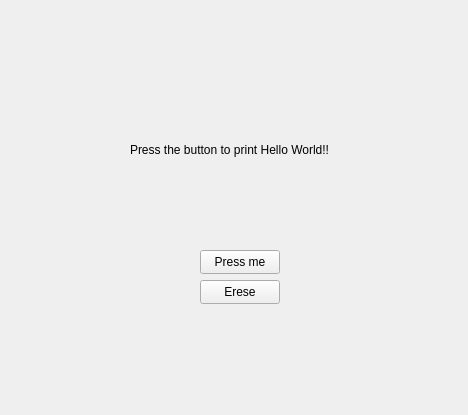
Above: ejercicio1.ui from MiguelFerrerF/multimediaPractice before the change. Below: the same form after it.
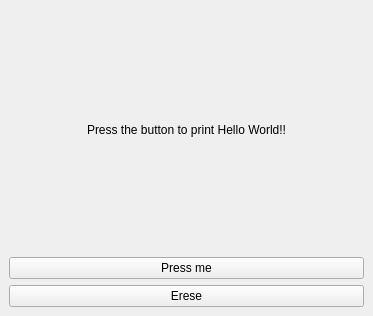
That is the form after the change.

Diff of the .ui file:
```diff
--- a/ejercicio1.ui
+++ b/ejercicio1.ui
@@ -6,53 +6,40 @@
    <rect>
     <x>0</x>
     <y>0</y>
-    <width>468</width>
-    <height>415</height>
+    <width>373</width>
+    <height>316</height>
    </rect>
   </property>
   <property name="windowTitle">
    <string>Ejercicio1</string>
   </property>
   <widget class="QWidget" name="centralwidget">
+   <layout class="QGridLayout" name="gridLayout">
+    <item row="0" column="0">
    <widget class="QLabel" name="label">
-    <property name="geometry">
-     <rect>
-      <x>130</x>
-      <y>140</y>
-      <width>231</width>
-      <height>20</height>
-     </rect>
-    </property>
     <property name="text">
      <string>Press the button to print Hello World!!</string>
     </property>
-   </widget>
+      <property name="alignment">
+       <set>Qt::AlignCenter</set>
+      </property>
+     </widget>
+    </item>
+    <item row="1" column="0">
    <widget class="QPushButton" name="pushButton">
-    <property name="geometry">
-     <rect>
-      <x>200</x>
-      <y>250</y>
-      <width>80</width>
-      <height>24</height>
-     </rect>
-    </property>
     <property name="text">
      <string>Press me</string>
     </property>
    </widget>
+    </item>
+    <item row="2" column="0">
    <widget class="QPushButton" name="eraseButton">
-    <property name="geometry">
-     <rect>
-      <x>200</x>
-      <y>280</y>
-      <width>80</width>
-      <height>24</height>
-     </rect>
-    </property>
     <property name="text">
      <string>Erese</string>
     </property>
    </widget>
+    </item>
+   </layout>
   </widget>
  </widget>
  <resources/>
```
Lines whose indentation alone changed are shown as unchanged.
